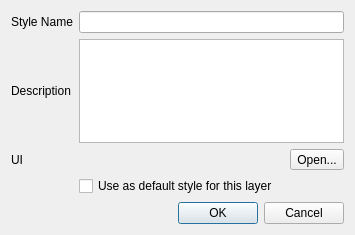
Before: the Qt Designer form src/ui/qgssavetodbdialog.ui in qgis/QGIS, drawn with Qt 5.
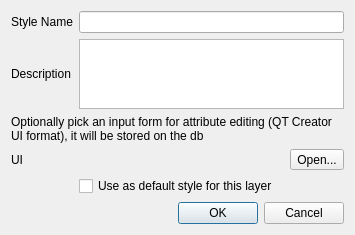
After: the same form once the commit is applied.

Commit message: Added a message to explain UI upload feature

Patch:
```diff
--- a/src/ui/qgssavetodbdialog.ui
+++ b/src/ui/qgssavetodbdialog.ui
@@ -91,6 +91,22 @@
      </item>
     </layout>
    </item>
+   <item row="2" column="0" rowspan="2" colspan="2">
+    <widget class="QLabel" name="label">
+     <property name="text">
+      <string>Optionally pick an input form for attribute editing (QT Creator UI format), it will be stored on the db</string>
+     </property>
+     <property name="textFormat">
+      <enum>Qt::PlainText</enum>
+     </property>
+     <property name="scaledContents">
+      <bool>false</bool>
+     </property>
+     <property name="wordWrap">
+      <bool>true</bool>
+     </property>
+    </widget>
+   </item>
   </layout>
  </widget>
  <layoutdefault spacing="6" margin="11"/>
```
Left out of the diff: 14 changed lines with no effect on the pictures.
